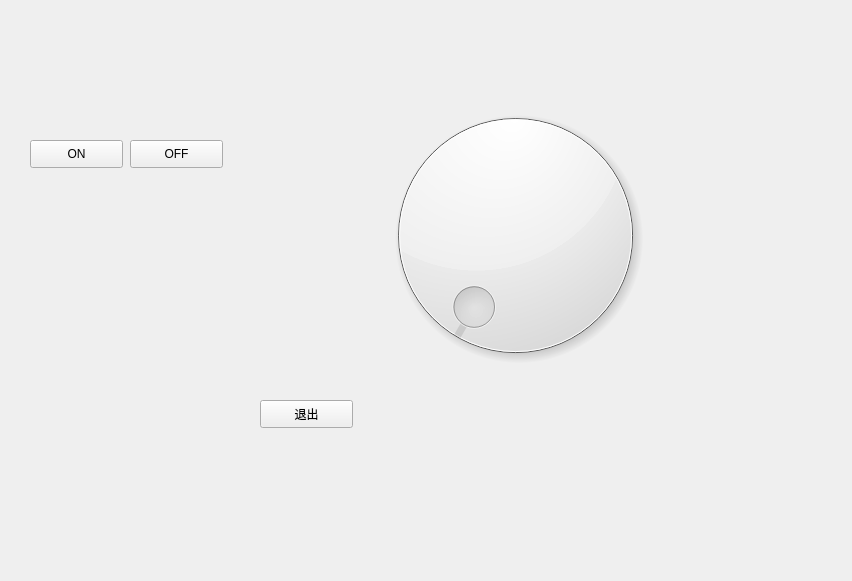
Qt form pythonProject(Aliyun)/control_panel.ui (LYC-hu/QT-Home-automation) before a commit.
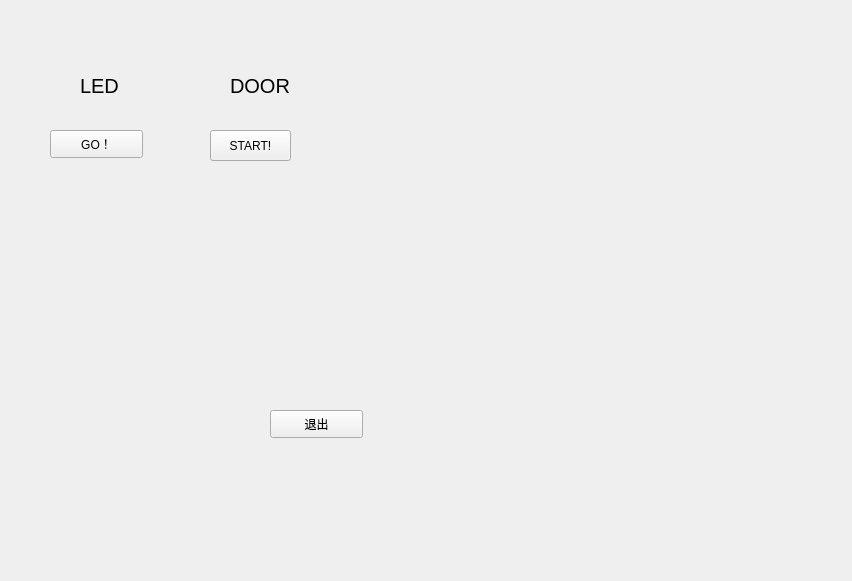
The same form after that commit.

```diff
--- a/pythonProject(Aliyun)/control_panel.ui
+++ b/pythonProject(Aliyun)/control_panel.ui
@@ -13,37 +13,11 @@
   <property name="windowTitle">
    <string>Form</string>
   </property>
-  <widget class="QPushButton" name="ON">
-   <property name="geometry">
-    <rect>
-     <x>30</x>
-     <y>140</y>
-     <width>93</width>
-     <height>28</height>
-    </rect>
-   </property>
-   <property name="text">
-    <string>ON</string>
-   </property>
-  </widget>
-  <widget class="QPushButton" name="OFF">
-   <property name="geometry">
-    <rect>
-     <x>130</x>
-     <y>140</y>
-     <width>93</width>
-     <height>28</height>
-    </rect>
-   </property>
-   <property name="text">
-    <string>OFF</string>
-   </property>
-  </widget>
   <widget class="QPushButton" name="_exit_">
    <property name="geometry">
     <rect>
-     <x>260</x>
-     <y>400</y>
+     <x>270</x>
+     <y>410</y>
      <width>93</width>
      <height>28</height>
     </rect>
@@ -52,14 +26,66 @@
     <string>退出</string>
    </property>
   </widget>
-  <widget class="QDial" name="dial">
+  <widget class="QPushButton" name="GoLED">
    <property name="geometry">
     <rect>
-     <x>330</x>
-     <y>90</y>
-     <width>371</width>
-     <height>291</height>
+     <x>50</x>
+     <y>130</y>
+     <width>93</width>
+     <height>28</height>
     </rect>
+   </property>
+   <property name="text">
+    <string>GO！</string>
+   </property>
+  </widget>
+  <widget class="QLabel" name="label">
+   <property name="geometry">
+    <rect>
+     <x>80</x>
+     <y>60</y>
+     <width>101</width>
+     <height>51</height>
+    </rect>
+   </property>
+   <property name="font">
+    <font>
+     <pointsize>15</pointsize>
+    </font>
+   </property>
+   <property name="text">
+    <string>LED</string>
+   </property>
+  </widget>
+  <widget class="QPushButton" name="GoDOOR">
+   <property name="geometry">
+    <rect>
+     <x>210</x>
+     <y>130</y>
+     <width>81</width>
+     <height>31</height>
+    </rect>
+   </property>
+   <property name="text">
+    <string>START!</string>
+   </property>
+  </widget>
+  <widget class="QLabel" name="label_2">
+   <property name="geometry">
+    <rect>
+     <x>230</x>
+     <y>60</y>
+     <width>101</width>
+     <height>51</height>
+    </rect>
+   </property>
+   <property name="font">
+    <font>
+     <pointsize>15</pointsize>
+    </font>
+   </property>
+   <property name="text">
+    <string>DOOR</string>
    </property>
   </widget>
  </widget>
```
Left out of the diff: 32 changed lines with no effect on the pictures.
